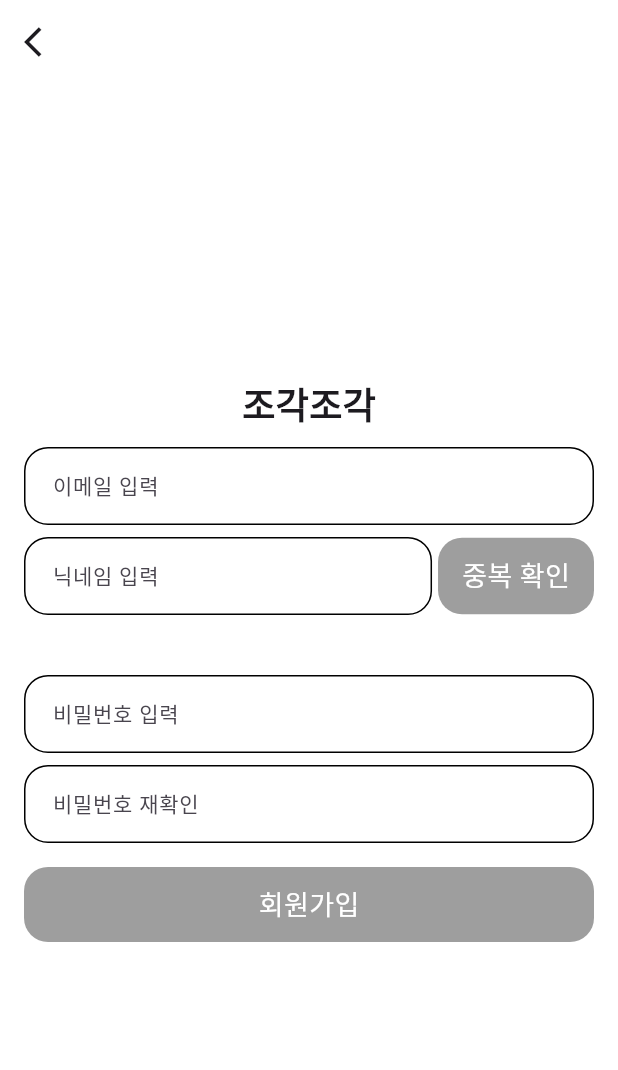
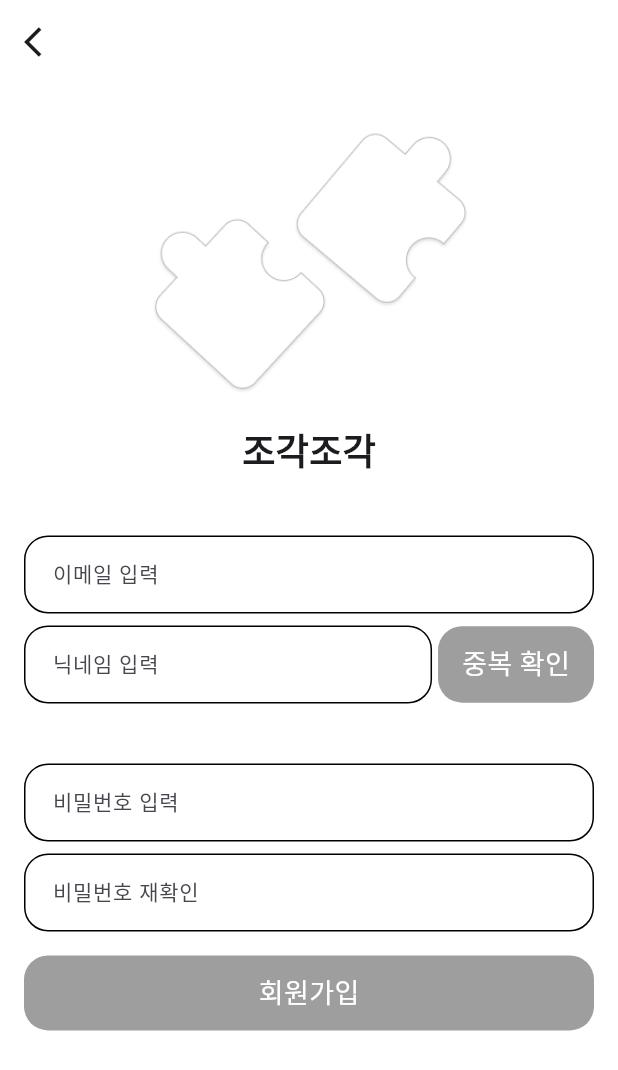
Before and after one commit to Dansot4891/jogak_jogak, a Flutter app: the screen it shows after launch, after a tap on "회원가입", on a phone screen of 412 x 824 dp. Shown: the top 1070 px of the screen. Run offline on Flutter 3.47's test engine with Material 3 defaults, Android fonts, the phone set to English and light mode, and no system bars; our stand-ins replace cloud_firestore, dio, firebase_auth, firebase_core, get_it, go_router and 1 more; accounts and stored records are empty; generated files the repository leaves out were written again; Roboto replaces fonts that are missing (Pretendard).

Commit message:
[feat] 앱 아이콘 추가 및 로그인/회원가입 화면에 앱 아이콘 추가

```diff
--- a/lib/app/style/app_color.dart
+++ b/lib/app/style/app_color.dart
@@ -20,4 +20,7 @@ abstract class AppColor {
 
   // red
   static Color get red => const Color(0xFFE40000);
+
+  // blue
+  static Color get blue => const Color(0xFF4A53FA);
 }
--- a/lib/core/constants/app_image.dart
+++ b/lib/core/constants/app_image.dart
@@ -1,3 +1,4 @@
 abstract class AppImage {
   static const String clear = 'assets/images/clear.png';
+  static const String appIcon = 'assets/images/app_icon.png';
 }
--- a/lib/presentation/auth/sign_in/sign_in_page.dart
+++ b/lib/presentation/auth/sign_in/sign_in_page.dart
@@ -2,8 +2,10 @@ import 'package:flutter/material.dart';
 import 'package:jogak_jogak/app/di/app_di.dart';
 import 'package:jogak_jogak/app/router/routes.dart';
 import 'package:jogak_jogak/app/style/app_text_style.dart';
+import 'package:jogak_jogak/core/constants/app_image.dart';
 import 'package:jogak_jogak/core/module/state/base_state.dart';
 import 'package:jogak_jogak/core/helper/dialog_service/app_show_dialog.dart';
+import 'package:jogak_jogak/core/service/app_size.dart';
 import 'package:jogak_jogak/presentation/base/pages/bouncing_boxes_page.dart';
 import 'package:jogak_jogak/presentation/base/widgets/button/app_button.dart';
 import 'package:jogak_jogak/presentation/base/widgets/dialog/app_dialog.dart';
@@ -31,9 +33,10 @@ class _SignInPageState extends State<SignInPage> {
         child: Column(
           children: [
             const Spacer(),
-            const Icon(Icons.local_pizza_outlined, size: 160),
+            Image.asset(AppImage.appIcon, width: AppSize.fractionWidth(0.6)),
+            const SizedBox(height: 20),
             Text('조각조각', style: AppTextStyle.title1),
-            const SizedBox(height: 12),
+            const SizedBox(height: 40),
             CustomTextFormField(controller: _email, hintText: '이메일 입력'),
             const SizedBox(height: 8),
             CustomTextFormField(controller: _password, hintText: '비밀번호 입력'),
--- a/lib/presentation/auth/sign_up/sign_up_page.dart
+++ b/lib/presentation/auth/sign_up/sign_up_page.dart
@@ -1,10 +1,13 @@
 import 'package:flutter/material.dart';
 import 'package:jogak_jogak/app/di/app_di.dart';
 import 'package:jogak_jogak/app/router/routes.dart';
+import 'package:jogak_jogak/app/style/app_color.dart';
 import 'package:jogak_jogak/app/style/app_text_style.dart';
+import 'package:jogak_jogak/core/constants/app_image.dart';
 import 'package:jogak_jogak/core/module/state/base_state.dart';
 import 'package:jogak_jogak/core/helper/validator/app_validator.dart';
 import 'package:jogak_jogak/core/helper/dialog_service/app_show_dialog.dart';
+import 'package:jogak_jogak/core/service/app_size.dart';
 import 'package:jogak_jogak/presentation/auth/sign_up/sign_up_view_model.dart';
 import 'package:jogak_jogak/presentation/base/pages/base_page.dart';
 import 'package:jogak_jogak/presentation/base/widgets/appbar/default_appbar.dart';
@@ -44,9 +47,13 @@ class _SignUpPageState extends State<SignUpPage> {
               padding: const EdgeInsets.symmetric(horizontal: 16),
               child: Column(
                 children: [
-                  const Spacer(),
+                  Image.asset(
+                    AppImage.appIcon,
+                    width: AppSize.fractionWidth(0.6),
+                  ),
+                  const SizedBox(height: 20),
                   Text('조각조각', style: AppTextStyle.title1),
-                  const SizedBox(height: 12),
+                  const SizedBox(height: 40),
                   CustomTextFormField(
                     controller: _email,
                     hintText: '이메일 입력',
@@ -79,7 +86,6 @@ class _SignUpPageState extends State<SignUpPage> {
                                   final resp = await widget.viewModel
                                       .checkUsername(_name.text);
                                   isAbleUsername = resp;
-                                  print('resp: $resp');
                                   setState(() {});
                                 },
                       ),
@@ -88,7 +94,7 @@ class _SignUpPageState extends State<SignUpPage> {
                   Container(
                     alignment: Alignment.centerLeft,
                     height: 40,
-                    child: Text(noticeText),
+                    child: noticeWidget,
                   ),
                   CustomTextFormField(
                     controller: _password,
@@ -114,7 +120,9 @@ class _SignUpPageState extends State<SignUpPage> {
                     text: '회원가입',
                     onTap:
                         isAbleUsername == true &&
-                                _password.text == _passwordCheck.text
+                                _password.text == _passwordCheck.text &&
+                                _password.text.isNotEmpty &&
+                                _passwordCheck.text.isNotEmpty
                             ? () async {
                               if (_formKey.currentState!.validate()) {
                                 final UserProvider provider = locator();
@@ -156,10 +164,16 @@ class _SignUpPageState extends State<SignUpPage> {
     );
   }
 
-  String get noticeText =>
+  Widget get noticeWidget =>
       isAbleUsername == null
-          ? ''
+          ? const Text('')
           : isAbleUsername == true
-          ? '사용 가능한 닉네임입니다.'
-          : '사용 불가능한 닉네임입니다.';
+          ? Text(
+            '사용 가능한 닉네임입니다.',
+            style: AppTextStyle.body1.copyWith(color: AppColor.blue),
+          )
+          : Text(
+            '사용 불가능한 닉네임입니다.',
+            style: AppTextStyle.body1.copyWith(color: AppColor.red),
+          );
 }
--- a/lib/presentation/user/provider/user_provider.dart
+++ b/lib/presentation/user/provider/user_provider.dart
@@ -68,6 +68,7 @@ class UserProvider extends ChangeNotifier {
       password: password,
       username: username,
     );
+    print('sign up result = $result');
     switch (result) {
       case Success<void>():
         return signIn(email: email, password: password);
```
Also changed, not shown: assets/images/app_icon.png (added).
